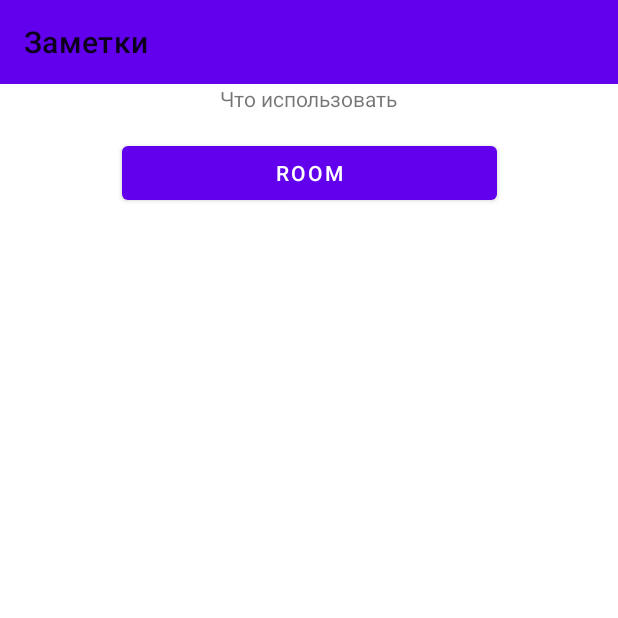
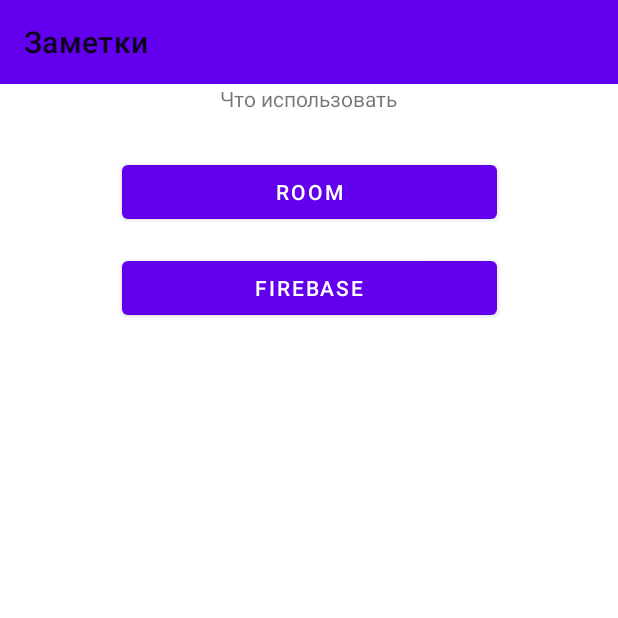
Before and after one commit to GeorgePolyakov/Scratchpad, an Android app: the screen it shows after launch (MainActivity), on a phone screen of 412 x 824 dp, the top half of it. Run offline under Robolectric (Android 15) with nearby library versions, the phone set to English and light mode, and no system bars; our stand-ins replace Room's generated code.

Commit message:
add Db Type Firebase

```diff
--- a/app/build.gradle
+++ b/app/build.gradle
@@ -2,6 +2,7 @@ plugins {
     id 'com.android.application'
     id 'org.jetbrains.kotlin.android'
     id 'kotlin-kapt'
+    id 'com.google.gms.google-services'
 }
 
 android {
@@ -38,6 +39,8 @@ android {
 dependencies {
 
     implementation 'androidx.legacy:legacy-support-v4:1.0.0'
+    implementation 'com.google.firebase:firebase-auth:19.2.0'
+    implementation 'com.google.firebase:firebase-database-ktx:20.0.4'
     def nav_version = "2.4.1"
 
 
--- a/app/src/main/java/com/casinojt/trainmvvm/start/StartFragment.kt
+++ b/app/src/main/java/com/casinojt/trainmvvm/start/StartFragment.kt
@@ -9,8 +9,7 @@ import android.widget.Button
 import androidx.lifecycle.ViewModelProvider
 import com.casinojt.trainmvvm.R
 import com.casinojt.trainmvvm.databinding.FragmentStartBinding
-import com.casinojt.trainmvvm.utilits.APP_ACTIVITY
-import com.casinojt.trainmvvm.utilits.TYPE_ROOM
+import com.casinojt.trainmvvm.utilits.*
 
 class StartFragment : Fragment() {
 
@@ -36,8 +35,26 @@ class StartFragment : Fragment() {
     private fun initialization() {
         mViewModel = ViewModelProvider(this).get(StartFragmentViewModel::class.java)
         binding?.btnRoom?.setOnClickListener {
-            mViewModel.initDataBase(TYPE_ROOM){
-                APP_ACTIVITY.navController.navigate(R.id.action_startFragment_to_mainFragment)
+            mViewModel.initDataBase(TYPE_ROOM) {
+                APP_ACTIVITY.navController.navigate(R.id.action_startFragment_to_mainFragment) // chose Db type ROOM and navigate to MainFragment
+            }
+        }
+        mBinding.btnFirebase.setOnClickListener {
+            mBinding.inputPassword.visibility = View.VISIBLE
+            mBinding.inputEmail.visibility = View.VISIBLE
+            mBinding.btnLogin.visibility = View.VISIBLE
+            mBinding.btnLogin.setOnClickListener {
+                val inputEmail = mBinding.inputEmail.text.toString()
+                val inputPassword = mBinding.inputPassword.text.toString()
+                if (inputEmail.isNotEmpty() && inputPassword.isNotEmpty()) {
+                    EMAIL = inputEmail
+                    PASSSWORD = inputPassword
+                    mViewModel.initDataBase(TYPE_FIREBASE) {
+                        APP_ACTIVITY.navController.navigate(R.id.action_startFragment_to_mainFragment) // chose Db type Firebase and navigate to MainFragment
+                    }
+                } else {
+                    showToast(getString(R.string.toast_wrong_answer))
+                }
             }
         }
     }
--- a/app/src/main/java/com/casinojt/trainmvvm/start/StartFragmentViewModel.kt
+++ b/app/src/main/java/com/casinojt/trainmvvm/start/StartFragmentViewModel.kt
@@ -6,7 +6,9 @@ import androidx.room.RoomDatabase
 import com.casinojt.trainmvvm.database.room.AppRoomRepository
 import com.casinojt.trainmvvm.database.room.ApplicationRoomDataBase
 import com.casinojt.trainmvvm.utilits.REPOSITORY
+import com.casinojt.trainmvvm.utilits.TYPE_FIREBASE
 import com.casinojt.trainmvvm.utilits.TYPE_ROOM
+import com.casinojt.trainmvvm.utilits.showToast
 
 class StartFragmentViewModel (application: Application):AndroidViewModel(application){
     private val mContext = application
@@ -18,6 +20,9 @@ class StartFragmentViewModel (application: Application):AndroidViewModel(applica
                 REPOSITORY = AppRoomRepository(dao)
                 onSuccess()
             }
+            TYPE_FIREBASE -> {
+                showToast(TYPE_FIREBASE)
+            }
         }
     }
 }
--- a/app/src/main/java/com/casinojt/trainmvvm/utilits/constant.kt
+++ b/app/src/main/java/com/casinojt/trainmvvm/utilits/constant.kt
@@ -7,3 +7,6 @@ lateinit var APP_ACTIVITY:MainActivity
 lateinit var REPOSITORY:DatabaseRepository
 const val TYPE_DATABASE = "type_database"
 const val TYPE_ROOM = "type_room"
+const val TYPE_FIREBASE = "type_room"
+lateinit var EMAIL:String
+lateinit var PASSSWORD:String
--- a/app/src/main/res/layout/fragment_start.xml
+++ b/app/src/main/res/layout/fragment_start.xml
@@ -10,6 +10,8 @@
         android:id="@+id/textView"
         android:layout_width="wrap_content"
         android:layout_height="wrap_content"
+        android:inputType="textEmailAddress"
+        android:minHeight="32dp"
         android:text="@string/start_label"
         app:layout_constraintEnd_toEndOf="parent"
         app:layout_constraintStart_toStartOf="parent"
@@ -25,5 +27,51 @@
         app:layout_constraintStart_toStartOf="parent"
         app:layout_constraintTop_toBottomOf="@+id/textView"/>
 
+    <Button
+        android:id="@+id/btn_firebase"
+        android:layout_width="@dimen/btn_width"
+        android:layout_height="wrap_content"
+        android:layout_margin="@dimen/app_margin"
+        android:text="@string/firebase_btn"
+        app:layout_constraintEnd_toEndOf="parent"
+        app:layout_constraintStart_toStartOf="parent"
+        app:layout_constraintTop_toBottomOf="@+id/btn_room"/>
+
+    <EditText
+        android:id="@+id/input_email"
+        android:layout_width="@dimen/btn_width"
+        android:layout_height="wrap_content"
+        android:layout_margin="@dimen/app_margin"
+        android:hint="Put your email"
+        android:visibility="invisible"
+        app:layout_constraintEnd_toEndOf="parent"
+        app:layout_constraintStart_toStartOf="parent"
+        app:layout_constraintTop_toBottomOf="@+id/btn_firebase"
+        />
+
+    <EditText
+        android:id="@+id/input_password"
+        android:layout_width="@dimen/btn_width"
+        android:layout_height="wrap_content"
+        android:layout_margin="@dimen/app_margin"
+        android:hint="@string/password"
+        android:visibility="invisible"
+        app:layout_constraintEnd_toEndOf="parent"
+        app:layout_constraintStart_toStartOf="parent"
+        app:layout_constraintTop_toBottomOf="@+id/input_email"
+        />
+
+    <Button
+        android:id="@+id/btn_login"
+        android:layout_width="@dimen/btn_width"
+        android:layout_height="wrap_content"
+        android:layout_margin="@dimen/app_margin"
+        android:text="@string/login_string"
+        android:visibility="invisible"
+        app:layout_constraintEnd_toEndOf="parent"
+        app:layout_constraintStart_toStartOf="parent"
+        app:layout_constraintTop_toBottomOf="@+id/input_password"/>
+
+
 
 </androidx.constraintlayout.widget.ConstraintLayout>
--- a/app/src/main/res/navigation/navigation_graph.xml
+++ b/app/src/main/res/navigation/navigation_graph.xml
@@ -12,7 +12,9 @@
         tools:layout="@layout/fragment_add_new_note" >
         <action
             android:id="@+id/action_addNewNoteFragment_to_mainFragment"
-            app:destination="@id/mainFragment" />
+            app:destination="@id/mainFragment"
+            app:launchSingleTop="true"
+            app:popUpTo="@id/navigation_graph" />
     </fragment>
     <fragment
         android:id="@+id/mainFragment"
@@ -21,7 +23,9 @@
         tools:layout="@layout/fragment_main" >
         <action
             android:id="@+id/action_mainFragment_to_startFragment"
-            app:destination="@id/startFragment" />
+            app:destination="@id/startFragment"
+            app:launchSingleTop="true"
+            app:popUpTo="@id/navigation_graph" />
         <action
             android:id="@+id/action_mainFragment_to_addNewNoteFragment"
             app:destination="@id/addNewNoteFragment" />
@@ -36,7 +40,9 @@
         tools:layout="@layout/fragment_note" >
         <action
             android:id="@+id/action_noteFragment_to_mainFragment"
-            app:destination="@id/mainFragment" />
+            app:destination="@id/mainFragment"
+            app:launchSingleTop="true"
+            app:popUpTo="@id/navigation_graph" />
     </fragment>
     <fragment
         android:id="@+id/startFragment"
@@ -45,6 +51,8 @@
         tools:layout="@layout/fragment_start" >
         <action
             android:id="@+id/action_startFragment_to_mainFragment"
-            app:destination="@id/mainFragment" />
+            app:destination="@id/mainFragment"
+            app:launchSingleTop="true"
+            app:popUpTo="@id/navigation_graph" />
     </fragment>
 </navigation>
--- a/app/src/main/res/values/strings.xml
+++ b/app/src/main/res/values/strings.xml
@@ -1,10 +1,13 @@
 <resources>
     <string name="app_name">TrainMVVM</string>
-    <!-- TODO: Remove or change this placeholder text -->
     <string name="hello_blank_fragment">Hello blank fragment</string>
     <string name="btn_add_note">Добавить</string>
     <string name="start_label">Что использовать</string>
     <string name="start_btn_room">ROOM</string>
     <string name="title">Заметки</string>
     <string name="toast_entered_name">Введите имя заметки</string>
+    <string name="firebase_btn">Firebase</string>
+    <string name="password">Put your password</string>
+    <string name="login_string">Login</string>
+    <string name="toast_wrong_answer">Введите пароль и почту</string>
 </resources>
--- a/build.gradle
+++ b/build.gradle
@@ -6,6 +6,7 @@ buildscript {
     dependencies {
         def nav_version = "2.4.1"
         classpath("androidx.navigation:navigation-safe-args-gradle-plugin:$nav_version")
+        classpath ('com.google.gms:google-services:4.3.10')
     }
 }
 plugins {
```
Also changed, not shown: 1 other file.
